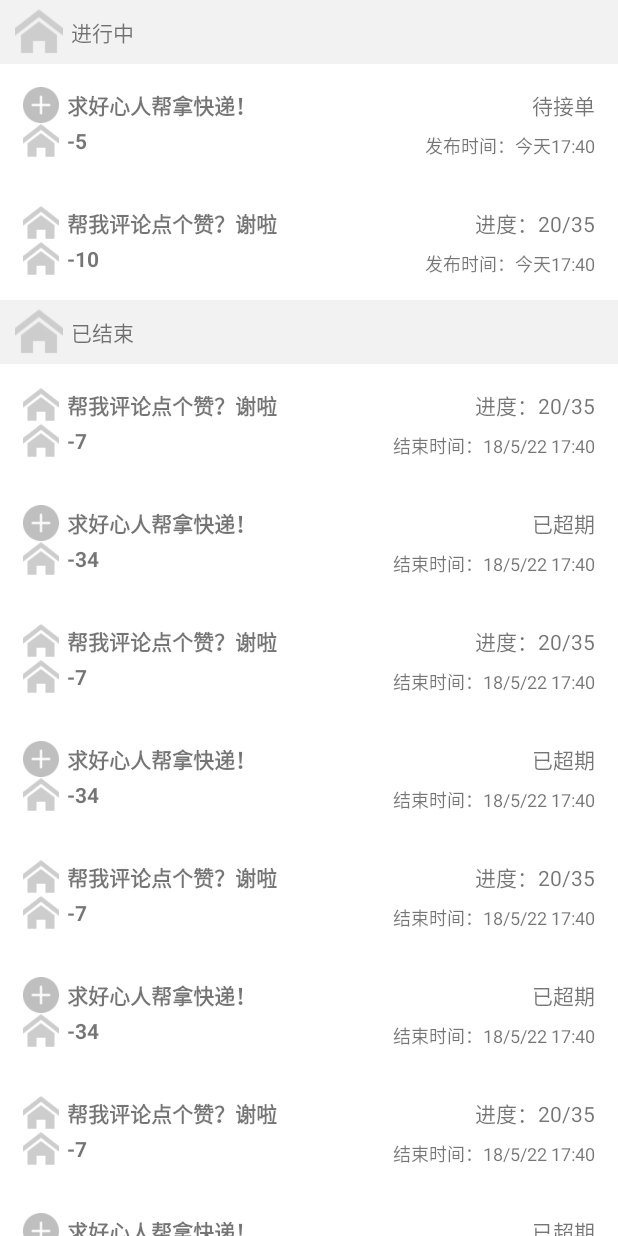
After one commit to systemanalyse/raiseMoney, an Android app: the AcceptListActivity screen opened directly, with no data from a screen before it, on a phone screen of 412 x 824 dp. The commit adds this screen. Run offline under Robolectric (Android 15) with nearby library versions, the light colour scheme and no system bars; our stand-ins replace ButterKnife.

Commit message:
实现发起/接受任务列表布局

```diff
--- a/RaiseMoney/client/Jingle/app/src/main/AndroidManifest.xml
+++ b/RaiseMoney/client/Jingle/app/src/main/AndroidManifest.xml
@@ -24,7 +24,9 @@
     <activity android:name=".ui.activity.NotificationActivity" />
     <activity android:name=".ui.activity.SettingsActivity" />
     <activity android:name=".ui.activity.CertificationActivity" />
-    <activity android:name=".ui.activity.ProfileSettingActivity"></activity>
+    <activity android:name=".ui.activity.ProfileSettingActivity" />
+    <activity android:name=".ui.activity.SponsorListActivity" />
+    <activity android:name=".ui.activity.AcceptListActivity"></activity>
   </application>
 
 </manifest>
--- a/RaiseMoney/client/Jingle/app/src/main/java/com/carolsum/jingle/MainActivity.java
+++ b/RaiseMoney/client/Jingle/app/src/main/java/com/carolsum/jingle/MainActivity.java
@@ -10,9 +10,11 @@ import android.widget.Button;
 import android.widget.Toast;
 
 import com.carolsum.jingle.event.LoginEvent;
+import com.carolsum.jingle.ui.activity.AcceptListActivity;
 import com.carolsum.jingle.ui.activity.HomeActivity;
 import com.carolsum.jingle.ui.activity.NotificationActivity;
 import com.carolsum.jingle.ui.activity.RegisterActivity;
+import com.carolsum.jingle.ui.activity.SponsorListActivity;
 
 import org.greenrobot.eventbus.EventBus;
 
@@ -74,7 +76,7 @@ public class MainActivity extends AppCompatActivity {
 
     @OnClick(R.id.notification_btn)
     public void gotoNotification() {
-      Intent intent = new Intent(MainActivity.this, NotificationActivity.class);
+      Intent intent = new Intent(MainActivity.this, AcceptListActivity.class);
       startActivity(intent);
     }
 
--- /dev/null
+++ b/RaiseMoney/client/Jingle/app/src/main/java/com/carolsum/jingle/model/Assignment.java
@@ -0,0 +1,66 @@
+package com.carolsum.jingle.model;
+
+public class Assignment {
+  public String title;
+  /**
+   * @attr type 表示任务类型：0 for 跑跑, 1 for 点点
+   */
+  public int type;
+  public int value;
+  /**
+   * statue 应该是一个枚举值
+   */
+  public String status;
+  public String time;
+
+  public Assignment(String title, int type, int value, String status, String time) {
+    this.title = title;
+    this.type = type;
+    this.value = value;
+    this.status = status;
+    this.time = time;
+  }
+
+  public Assignment() {
+  }
+
+  public String getTitle() {
+    return title;
+  }
+
+  public void setTitle(String title) {
+    this.title = title;
+  }
+
+  public int getType() {
+    return type;
+  }
+
+  public void setType(int type) {
+    this.type = type;
+  }
+
+  public int getValue() {
+    return value;
+  }
+
+  public void setValue(int value) {
+    this.value = value;
+  }
+
+  public String getStatus() {
+    return status;
+  }
+
+  public void setStatus(String status) {
+    this.status = status;
+  }
+
+  public String getTime() {
+    return time;
+  }
+
+  public void setTime(String time) {
+    this.time = time;
+  }
+}
--- /dev/null
+++ b/RaiseMoney/client/Jingle/app/src/main/java/com/carolsum/jingle/ui/activity/AcceptListActivity.java
@@ -0,0 +1,71 @@
+package com.carolsum.jingle.ui.activity;
+
+import android.support.v7.app.AppCompatActivity;
+import android.os.Bundle;
+import android.support.v7.widget.LinearLayoutManager;
+import android.support.v7.widget.RecyclerView;
+
+import com.carolsum.jingle.R;
+import com.carolsum.jingle.model.Assignment;
+import com.carolsum.jingle.ui.adapters.AssignmentAdapter;
+
+import java.util.ArrayList;
+import java.util.List;
+
+import butterknife.BindView;
+import butterknife.ButterKnife;
+import butterknife.Unbinder;
+
+public class AcceptListActivity extends AppCompatActivity {
+
+  @BindView(R.id.running_accept_list)
+  RecyclerView runnintListView;
+  @BindView(R.id.finished_accept_list)
+  RecyclerView finishedListView;
+
+  private Unbinder unbinder;
+  private List<Assignment> runningList = new ArrayList<>();
+  private List<Assignment> finishedList = new ArrayList<>();
+
+  @Override
+  protected void onCreate(Bundle savedInstanceState) {
+    super.onCreate(savedInstanceState);
+    setContentView(R.layout.activity_accept_list);
+
+    unbinder = ButterKnife.bind(this);
+    initAssignment();
+    // 设置进行中列表
+    LinearLayoutManager layoutManager = new LinearLayoutManager(this);
+    runnintListView.setLayoutManager(layoutManager);
+    AssignmentAdapter adapter = new AssignmentAdapter(runningList);
+    runnintListView.setAdapter(adapter);
+
+    // 设置已完成列表
+    LinearLayoutManager _layoutManager = new LinearLayoutManager(this);
+    finishedListView.setLayoutManager(_layoutManager);
+    AssignmentAdapter _adapter = new AssignmentAdapter(finishedList);
+    finishedListView.setAdapter(_adapter);
+  }
+
+  @Override
+  protected void onDestroy() {
+    unbinder.unbind();
+    super.onDestroy();
+  }
+
+  private void initAssignment() {
+    for(int i = 0; i < 1; i++) {
+      Assignment assignment = new Assignment("求好心人帮拿快递！", 1, -5, "待接单", "发布时间：今天17:40");
+      Assignment assignment1 = new Assignment("帮我评论点个赞？谢啦", 0, -10, "进度：20/35", "发布时间：今天17:40");
+      runningList.add(assignment);
+      runningList.add(assignment1);
+    }
+
+    for(int i = 0; i < 4; i++) {
+      Assignment assignment = new Assignment("求好心人帮拿快递！", 1, -34, "已超期", "结束时间：18/5/22 17:40");
+      Assignment assignment1 = new Assignment("帮我评论点个赞？谢啦", 0, -7, "进度：20/35", "结束时间：18/5/22 17:40");
+      finishedList.add(assignment1);
+      finishedList.add(assignment);
+    }
+  }
+}
--- /dev/null
+++ b/RaiseMoney/client/Jingle/app/src/main/java/com/carolsum/jingle/ui/adapters/AssignmentAdapter.java
@@ -0,0 +1,68 @@
+package com.carolsum.jingle.ui.adapters;
+
+import android.support.annotation.NonNull;
+import android.support.v7.widget.RecyclerView;
+import android.view.LayoutInflater;
+import android.view.View;
+import android.view.ViewGroup;
+import android.widget.ImageView;
+import android.widget.TextView;
+
+import com.carolsum.jingle.R;
+import com.carolsum.jingle.model.Assignment;
+
+import java.util.List;
+
+public class AssignmentAdapter extends RecyclerView.Adapter<AssignmentAdapter.ViewHolder> {
+
+  private List<Assignment> assignmentList;
+
+  public AssignmentAdapter(List<Assignment> assignmentList) {
+    this.assignmentList = assignmentList;
+  }
+
+  @NonNull
+  @Override
+  public ViewHolder onCreateViewHolder(@NonNull ViewGroup viewGroup, int i) {
+    View view = LayoutInflater.from(viewGroup.getContext()).inflate(R.layout.activity_item, viewGroup, false);
+    AssignmentAdapter.ViewHolder holder = new AssignmentAdapter.ViewHolder(view);
+    return holder;
+  }
+
+  @Override
+  public void onBindViewHolder(@NonNull ViewHolder viewHolder, int i) {
+    Assignment assignment = assignmentList.get(i);
+    viewHolder.assignmentTitle.setText(assignment.getTitle());
+    viewHolder.assignmentStatus.setText(assignment.getStatus());
+    viewHolder.assignmentValue.setText(Integer.toString(assignment.getValue()));
+    viewHolder.assignmentTime.setText(assignment.getTime());
+    if (assignment.getType() == 0) {
+      viewHolder.assignmentTypeImage.setImageResource(R.drawable.home);
+    } else {
+      viewHolder.assignmentTypeImage.setImageResource(R.drawable.publish);
+    }
+  }
+
+  @Override
+  public int getItemCount() {
+    return assignmentList.size();
+  }
+
+  static class ViewHolder extends RecyclerView.ViewHolder {
+    ImageView assignmentTypeImage;
+    TextView assignmentTitle;
+    TextView assignmentStatus;
+    TextView assignmentValue;
+    TextView assignmentTime;
+
+    public ViewHolder(View view) {
+      super(view);
+      assignmentTypeImage = view.findViewById(R.id.assignment_type);
+      assignmentTitle = view.findViewById(R.id.assignment_title);
+      assignmentStatus = view.findViewById(R.id.assignment_status);
+      assignmentValue = view.findViewById(R.id.assignment_value);
+      assignmentTime = view.findViewById(R.id.assignment_time);
+    }
+  }
+
+}
--- /dev/null
+++ b/RaiseMoney/client/Jingle/app/src/main/res/layout/activity_accept_list.xml
@@ -0,0 +1,82 @@
+<?xml version="1.0" encoding="utf-8"?>
+<android.support.v4.widget.NestedScrollView xmlns:android="http://schemas.android.com/apk/res/android"
+  xmlns:app="http://schemas.android.com/apk/res-auto"
+  xmlns:tools="http://schemas.android.com/tools"
+  android:layout_width="fill_parent"
+  android:layout_height="wrap_content"
+  tools:context=".ui.activity.AcceptListActivity"
+  android:fillViewport="true">
+
+  <LinearLayout
+    android:layout_width="match_parent"
+    android:layout_height="wrap_content"
+    android:orientation="vertical">
+
+    <LinearLayout
+      android:layout_width="match_parent"
+      android:layout_height="wrap_content"
+      android:orientation="horizontal"
+      android:paddingLeft="10dp"
+      android:paddingRight="10dp"
+      android:paddingTop="5dp"
+      android:paddingBottom="5dp"
+      android:background="@color/light_gray">
+
+      <ImageView
+        android:layout_width="32dp"
+        android:layout_height="32dp"
+        android:src="@drawable/home"/>
+
+      <TextView
+        android:layout_width="wrap_content"
+        android:layout_height="32dp"
+        android:layout_marginLeft="5dp"
+        android:text="进行中"
+        android:gravity="center"/>
+
+    </LinearLayout>
+
+    <android.support.v7.widget.RecyclerView
+      android:id="@+id/running_accept_list"
+      android:layout_width="match_parent"
+      android:layout_height="wrap_content"
+      android:nestedScrollingEnabled="false"
+      >
+
+    </android.support.v7.widget.RecyclerView>
+
+    <LinearLayout
+      android:layout_width="match_parent"
+      android:layout_height="wrap_content"
+      android:orientation="horizontal"
+      android:paddingLeft="10dp"
+      android:paddingRight="10dp"
+      android:paddingTop="5dp"
+      android:paddingBottom="5dp"
+      android:background="@color/light_gray">
+
+      <ImageView
+        android:layout_width="32dp"
+        android:layout_height="32dp"
+        android:src="@drawable/home"/>
+
+      <TextView
+        android:layout_width="wrap_content"
+        android:layout_height="32dp"
+        android:layout_marginLeft="5dp"
+        android:text="已结束"
+        android:gravity="center"/>
+
+    </LinearLayout>
+
+    <android.support.v7.widget.RecyclerView
+      android:id="@+id/finished_accept_list"
+      android:layout_width="match_parent"
+      android:nestedScrollingEnabled="false"
+      android:layout_height="wrap_content">
+
+    </android.support.v7.widget.RecyclerView>
+
+  </LinearLayout>
+
+</android.support.v4.widget.NestedScrollView>
--- /dev/null
+++ b/RaiseMoney/client/Jingle/app/src/main/res/layout/activity_item.xml
@@ -0,0 +1,71 @@
+<?xml version="1.0" encoding="utf-8"?>
+<LinearLayout xmlns:android="http://schemas.android.com/apk/res/android"
+  android:layout_width="match_parent"
+  android:layout_height="wrap_content"
+  android:paddingLeft="15dp"
+  android:paddingRight="15dp"
+  android:paddingTop="15dp"
+  android:paddingBottom="15dp"
+  android:orientation="vertical">
+
+  <LinearLayout
+    android:layout_width="match_parent"
+    android:layout_height="wrap_content"
+    android:orientation="horizontal">
+
+    <ImageView
+      android:id="@+id/assignment_type"
+      android:layout_width="24dp"
+      android:layout_height="24dp"
+      android:src="@drawable/phone"/>
+
+    <TextView
+      android:id="@+id/assignment_title"
+      android:layout_width="0dp"
+      android:layout_weight="1"
+      android:layout_height="match_parent"
+      android:text="求好心人帮拿快递!"
+      android:textStyle="bold"
+      android:gravity="center_vertical"
+      android:layout_marginLeft="5dp" />
+
+    <TextView
+      android:id="@+id/assignment_status"
+      android:layout_width="wrap_content"
+      android:layout_height="wrap_content"
+      android:layout_gravity="center"
+      android:text="待接单"/>
+
+  </LinearLayout>
+
+  <LinearLayout
+    android:layout_width="match_parent"
+    android:layout_height="wrap_content"
+    android:orientation="horizontal">
+
+    <ImageView
+      android:layout_width="24dp"
+      android:layout_height="24dp"
+      android:src="@drawable/home"/>
+
+    <TextView
+      android:id="@+id/assignment_value"
+      android:layout_width="0dp"
+      android:layout_weight="1"
+      android:layout_height="match_parent"
+      android:text="-5"
+      android:textStyle="bold"
+      android:gravity="center_vertical"
+      android:layout_marginLeft="5dp" />
+
+    <TextView
+      android:id="@+id/assignment_time"
+      android:layout_width="wrap_content"
+      android:layout_height="wrap_content"
+      android:layout_gravity="bottom"
+      android:textSize="12dp"
+      android:text="发布时间：今天17:40"/>
+
+  </LinearLayout>
+
+</LinearLayout>
```
Also changed, not shown: RaiseMoney/client/Jingle/app/src/main/java/com/carolsum/jingle/ui/activity/SponsorListActivity.java (added, +71 -0 lines), RaiseMoney/client/Jingle/app/src/main/res/layout/activity_sponsor_list.xml (added, +83 -0 lines).
